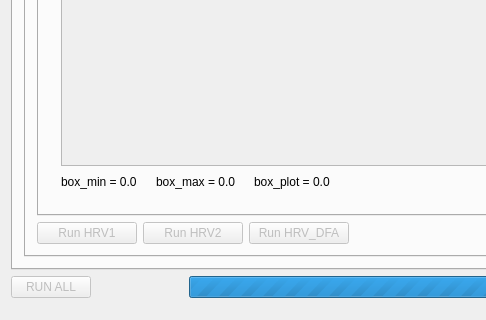
The window that EKG/Views/airecgmain.ui (qwerty90/ProjektEKG) describes before a commit, drawn with Qt 5; both pictures show x 0 to 486 and y 448 to 768 of the 1100 by 768 pixel window.
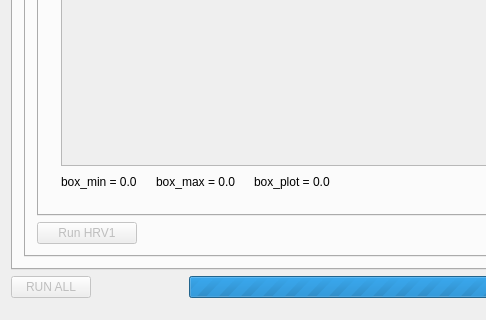
The same window after the commit. The open tabs and pages were chosen to show the change. Icons and pictures are not drawn.

Commit message: Rpeaki sie rysuja, problem z iteratorami, rysuje na podstawie zwracanego wektora uintow Waves - GUI i funkcje zrobione ale jeszcze nie rysuje

Diff of the .ui file:
```diff
--- a/EKG/Views/airecgmain.ui
+++ b/EKG/Views/airecgmain.ui
@@ -1584,38 +1584,6 @@
                   </property>
                  </widget>
                 </item>
-                <item>
-                 <widget class="QPushButton" name="pushButton_7">
-                  <property name="enabled">
-                   <bool>false</bool>
-                  </property>
-                  <property name="minimumSize">
-                   <size>
-                    <width>100</width>
-                    <height>0</height>
-                   </size>
-                  </property>
-                  <property name="text">
-                   <string>Run HRV2</string>
-                  </property>
-                 </widget>
-                </item>
-                <item>
-                 <widget class="QPushButton" name="pushButton_8">
-                  <property name="enabled">
-                   <bool>false</bool>
-                  </property>
-                  <property name="minimumSize">
-                   <size>
-                    <width>100</width>
-                    <height>0</height>
-                   </size>
-                  </property>
-                  <property name="text">
-                   <string>Run HRV_DFA</string>
-                  </property>
-                 </widget>
-                </item>
                 <item>
                  <spacer name="horizontalSpacer_16">
                   <property name="orientation">
```
Left out of the diff: 119 changed lines with no effect on the pictures. The commit also changes 1 other file.
